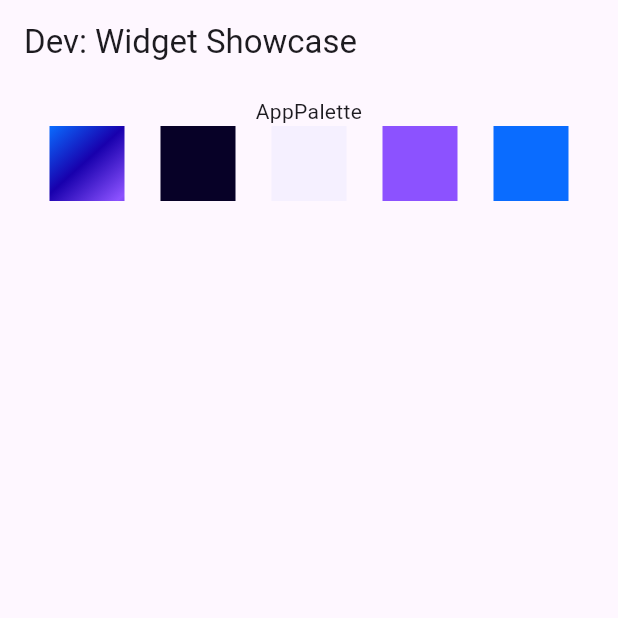
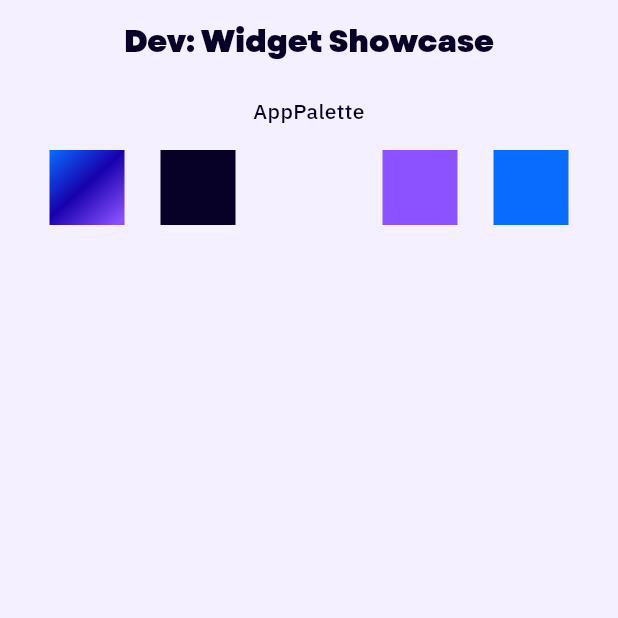
Before and after one commit to Sharkfin07/samudera, a Flutter app: the screen it shows after launch, on a phone screen of 412 x 824 dp, the top half of it. Run offline on Flutter 3.47's test engine with Material 3 defaults, Android fonts, the phone set to English and light mode, and no system bars; our stand-ins replace dio, flutter_dotenv; project files that could hold a hidden picture were left out.

Commit message:
feat: Scaffold AppTheme for application

```diff
--- a/lib/main.dart
+++ b/lib/main.dart
@@ -1,5 +1,6 @@
 import 'package:flutter/material.dart';
 import 'package:samudera/presentation/dev/widget_showcase.dart';
+import 'package:samudera/presentation/theme/app_theme.dart';
 
 import './core/config/env_config.dart';
 
@@ -13,6 +14,11 @@ class MainApp extends StatelessWidget {
 
   @override
   Widget build(BuildContext context) {
-    return const MaterialApp(home: WidgetShowcaseScreen());
+    return MaterialApp(
+      theme: AppTheme.light,
+      darkTheme: AppTheme.dark,
+      themeMode: ThemeMode.system,
+      home: WidgetShowcaseScreen(),
+    );
   }
 }
--- a/lib/presentation/dev/widget_showcase.dart
+++ b/lib/presentation/dev/widget_showcase.dart
@@ -15,6 +15,7 @@ class WidgetShowcaseScreen extends StatelessWidget {
           children: [
             SizedBox(width: double.infinity),
             Text("AppPalette", textAlign: TextAlign.center),
+            SizedBox(height: 16),
             Row(
               spacing: 24,
               mainAxisAlignment: MainAxisAlignment.center,
--- /dev/null
+++ b/lib/presentation/theme/app_theme.dart
@@ -0,0 +1,374 @@
+import 'package:flutter/material.dart';
+import 'package:samudera/presentation/theme/app_palette.dart';
+
+class AppTheme {
+  // * Font Families
+  static const String fontHeading = 'Garet';
+  static const String fontBody = 'IBMPlexSans';
+
+  // * Light Theme
+  static ThemeData get light => ThemeData(
+    useMaterial3: true,
+    brightness: Brightness.light,
+    primaryColor: AppPalette.vividBlue,
+    scaffoldBackgroundColor: AppPalette.lightIndigo,
+    colorScheme: ColorScheme.light(
+      primary: AppPalette.vividBlue,
+      secondary: AppPalette.purple,
+      tertiary: AppPalette.vividIndigo,
+      surface: Colors.white,
+      onPrimary: Colors.white,
+      onSecondary: Colors.white,
+      onSurface: AppPalette.darkIndigo,
+    ),
+    fontFamily: fontBody,
+    textTheme: _textTheme(AppPalette.darkIndigo),
+    appBarTheme: AppBarTheme(
+      backgroundColor: Colors.transparent,
+      elevation: 0,
+      centerTitle: true,
+      titleTextStyle: TextStyle(
+        fontFamily: fontHeading,
+        fontWeight: FontWeight.w900,
+        fontSize: 20,
+        color: AppPalette.darkIndigo,
+      ),
+      iconTheme: IconThemeData(color: AppPalette.darkIndigo),
+    ),
+    cardTheme: CardThemeData(
+      color: Colors.white,
+      elevation: 2,
+      shadowColor: AppPalette.vividIndigo.withValues(alpha: 0.1),
+      shape: RoundedRectangleBorder(borderRadius: BorderRadius.circular(16)),
+    ),
+    elevatedButtonTheme: ElevatedButtonThemeData(
+      style: ElevatedButton.styleFrom(
+        backgroundColor: AppPalette.vividBlue,
+        foregroundColor: Colors.white,
+        elevation: 0,
+        padding: const EdgeInsets.symmetric(horizontal: 24, vertical: 14),
+        shape: RoundedRectangleBorder(borderRadius: BorderRadius.circular(12)),
+        textStyle: const TextStyle(
+          fontFamily: fontBody,
+          fontWeight: FontWeight.w600,
+          fontSize: 16,
+        ),
+      ),
+    ),
+    outlinedButtonTheme: OutlinedButtonThemeData(
+      style: OutlinedButton.styleFrom(
+        foregroundColor: AppPalette.vividBlue,
+        side: BorderSide(color: AppPalette.vividBlue, width: 1.5),
+        padding: const EdgeInsets.symmetric(horizontal: 24, vertical: 14),
+        shape: RoundedRectangleBorder(borderRadius: BorderRadius.circular(12)),
+        textStyle: const TextStyle(
+          fontFamily: fontBody,
+          fontWeight: FontWeight.w600,
+          fontSize: 16,
+        ),
+      ),
+    ),
+    textButtonTheme: TextButtonThemeData(
+      style: TextButton.styleFrom(
+        foregroundColor: AppPalette.vividBlue,
+        textStyle: const TextStyle(
+          fontFamily: fontBody,
+          fontWeight: FontWeight.w600,
+          fontSize: 14,
+        ),
+      ),
+    ),
+    inputDecorationTheme: InputDecorationTheme(
+      filled: true,
+      fillColor: Colors.white,
+      contentPadding: const EdgeInsets.symmetric(horizontal: 16, vertical: 14),
+      border: OutlineInputBorder(
+        borderRadius: BorderRadius.circular(12),
+        borderSide: BorderSide.none,
+      ),
+      enabledBorder: OutlineInputBorder(
+        borderRadius: BorderRadius.circular(12),
+        borderSide: BorderSide(color: Colors.grey.shade200),
+      ),
+      focusedBorder: OutlineInputBorder(
+        borderRadius: BorderRadius.circular(12),
+        borderSide: BorderSide(color: AppPalette.vividBlue, width: 2),
+      ),
+      hintStyle: TextStyle(
+        fontFamily: fontBody,
+        color: Colors.grey.shade400,
+        fontWeight: FontWeight.w400,
+      ),
+    ),
+    bottomNavigationBarTheme: BottomNavigationBarThemeData(
+      backgroundColor: Colors.white,
+      selectedItemColor: AppPalette.vividBlue,
+      unselectedItemColor: Colors.grey.shade400,
+      selectedLabelStyle: const TextStyle(
+        fontFamily: fontBody,
+        fontWeight: FontWeight.w600,
+        fontSize: 12,
+      ),
+      unselectedLabelStyle: const TextStyle(
+        fontFamily: fontBody,
+        fontWeight: FontWeight.w400,
+        fontSize: 12,
+      ),
+      type: BottomNavigationBarType.fixed,
+      elevation: 8,
+    ),
+    chipTheme: ChipThemeData(
+      backgroundColor: AppPalette.lightIndigo,
+      selectedColor: AppPalette.vividBlue,
+      labelStyle: TextStyle(
+        fontFamily: fontBody,
+        fontWeight: FontWeight.w500,
+        color: AppPalette.darkIndigo,
+      ),
+      secondaryLabelStyle: const TextStyle(
+        fontFamily: fontBody,
+        fontWeight: FontWeight.w500,
+        color: Colors.white,
+      ),
+      padding: const EdgeInsets.symmetric(horizontal: 12, vertical: 8),
+      shape: RoundedRectangleBorder(borderRadius: BorderRadius.circular(20)),
+    ),
+    dividerTheme: DividerThemeData(color: Colors.grey.shade200, thickness: 1),
+  );
+
+  // * Dark Theme
+  static ThemeData get dark => ThemeData(
+    useMaterial3: true,
+    brightness: Brightness.dark,
+    primaryColor: AppPalette.vividBlue,
+    scaffoldBackgroundColor: AppPalette.darkIndigo,
+    colorScheme: ColorScheme.dark(
+      primary: AppPalette.vividBlue,
+      secondary: AppPalette.purple,
+      tertiary: AppPalette.vividIndigo,
+      surface: const Color.fromARGB(255, 10, 8, 13),
+      onPrimary: Colors.white,
+      onSecondary: Colors.white,
+      onSurface: Colors.white,
+    ),
+    fontFamily: fontBody,
+    textTheme: _textTheme(Colors.white),
+    appBarTheme: const AppBarTheme(
+      backgroundColor: Colors.transparent,
+      elevation: 0,
+      centerTitle: true,
+      titleTextStyle: TextStyle(
+        fontFamily: fontHeading,
+        fontWeight: FontWeight.w900,
+        fontSize: 20,
+        color: Colors.white,
+      ),
+      iconTheme: IconThemeData(color: Colors.white),
+    ),
+    cardTheme: CardThemeData(
+      color: const Color(0xFF1A1035),
+      elevation: 4,
+      shadowColor: Colors.black.withValues(alpha: 0.3),
+      shape: RoundedRectangleBorder(borderRadius: BorderRadius.circular(16)),
+    ),
+    elevatedButtonTheme: ElevatedButtonThemeData(
+      style: ElevatedButton.styleFrom(
+        backgroundColor: AppPalette.vividBlue,
+        foregroundColor: Colors.white,
+        elevation: 0,
+        padding: const EdgeInsets.symmetric(horizontal: 24, vertical: 14),
+        shape: RoundedRectangleBorder(borderRadius: BorderRadius.circular(12)),
+        textStyle: const TextStyle(
+          fontFamily: fontBody,
+          fontWeight: FontWeight.w600,
+          fontSize: 16,
+        ),
+      ),
+    ),
+    outlinedButtonTheme: OutlinedButtonThemeData(
+      style: OutlinedButton.styleFrom(
+        foregroundColor: AppPalette.vividBlue,
+        side: BorderSide(color: AppPalette.vividBlue, width: 1.5),
+        padding: const EdgeInsets.symmetric(horizontal: 24, vertical: 14),
+        shape: RoundedRectangleBorder(borderRadius: BorderRadius.circular(12)),
+        textStyle: const TextStyle(
+          fontFamily: fontBody,
+          fontWeight: FontWeight.w600,
+          fontSize: 16,
+        ),
+      ),
+    ),
+    textButtonTheme: TextButtonThemeData(
+      style: TextButton.styleFrom(
+        foregroundColor: AppPalette.vividBlue,
+        textStyle: const TextStyle(
+          fontFamily: fontBody,
+          fontWeight: FontWeight.w600,
+          fontSize: 14,
+        ),
+      ),
+    ),
+    inputDecorationTheme: InputDecorationTheme(
+      filled: true,
+      fillColor: const Color(0xFF1A1035),
+      contentPadding: const EdgeInsets.symmetric(horizontal: 16, vertical: 14),
+      border: OutlineInputBorder(
+        borderRadius: BorderRadius.circular(12),
+        borderSide: BorderSide.none,
+      ),
+      enabledBorder: OutlineInputBorder(
+        borderRadius: BorderRadius.circular(12),
+        borderSide: BorderSide(color: Colors.white.withValues(alpha: 0.1)),
+      ),
+      focusedBorder: OutlineInputBorder(
+        borderRadius: BorderRadius.circular(12),
+        borderSide: BorderSide(color: AppPalette.vividBlue, width: 2),
+      ),
+      hintStyle: TextStyle(
+        fontFamily: fontBody,
+        color: Colors.white.withValues(alpha: 0.4),
+        fontWeight: FontWeight.w400,
+      ),
+    ),
+    bottomNavigationBarTheme: BottomNavigationBarThemeData(
+      backgroundColor: const Color(0xFF1A1035),
+      selectedItemColor: AppPalette.vividBlue,
+      unselectedItemColor: Colors.white.withValues(alpha: 0.4),
+      selectedLabelStyle: const TextStyle(
+        fontFamily: fontBody,
+        fontWeight: FontWeight.w600,
+        fontSize: 12,
+      ),
+      unselectedLabelStyle: const TextStyle(
+        fontFamily: fontBody,
+        fontWeight: FontWeight.w400,
+        fontSize: 12,
+      ),
+      type: BottomNavigationBarType.fixed,
+      elevation: 8,
+    ),
+    chipTheme: ChipThemeData(
+      backgroundColor: const Color(0xFF1A1035),
+      selectedColor: AppPalette.vividBlue,
+      labelStyle: const TextStyle(
+        fontFamily: fontBody,
+        fontWeight: FontWeight.w500,
+        color: Colors.white,
+      ),
+      secondaryLabelStyle: const TextStyle(
+        fontFamily: fontBody,
+        fontWeight: FontWeight.w500,
+        color: Colors.white,
+      ),
+      padding: const EdgeInsets.symmetric(horizontal: 12, vertical: 8),
+      shape: RoundedRectangleBorder(borderRadius: BorderRadius.circular(20)),
+    ),
+    dividerTheme: DividerThemeData(
+      color: Colors.white.withValues(alpha: 0.1),
+      thickness: 1,
+    ),
+  );
+
+  // * Text Theme (shared structure, different colors)
+  static TextTheme _textTheme(Color textColor) => TextTheme(
+    // Display styles - Garet Heavy
+    displayLarge: TextStyle(
+      fontFamily: fontHeading,
+      fontWeight: FontWeight.w900,
+      fontSize: 57,
+      color: textColor,
+    ),
+    displayMedium: TextStyle(
+      fontFamily: fontHeading,
+      fontWeight: FontWeight.w900,
+      fontSize: 45,
+      color: textColor,
+    ),
+    displaySmall: TextStyle(
+      fontFamily: fontHeading,
+      fontWeight: FontWeight.w900,
+      fontSize: 36,
+      color: textColor,
+    ),
+
+    // Headline styles - Garet Heavy
+    headlineLarge: TextStyle(
+      fontFamily: fontHeading,
+      fontWeight: FontWeight.w900,
+      fontSize: 32,
+      color: textColor,
+    ),
+    headlineMedium: TextStyle(
+      fontFamily: fontHeading,
+      fontWeight: FontWeight.w900,
+      fontSize: 28,
+      color: textColor,
+    ),
+    headlineSmall: TextStyle(
+      fontFamily: fontHeading,
+      fontWeight: FontWeight.w900,
+      fontSize: 24,
+      color: textColor,
+    ),
+
+    // Title styles - IBMPlexSans SemiBold/Medium
+    titleLarge: TextStyle(
+      fontFamily: fontBody,
+      fontWeight: FontWeight.w600,
+      fontSize: 22,
+      color: textColor,
+    ),
+    titleMedium: TextStyle(
+      fontFamily: fontBody,
+      fontWeight: FontWeight.w600,
+      fontSize: 16,
+      color: textColor,
+    ),
+    titleSmall: TextStyle(
+      fontFamily: fontBody,
+      fontWeight: FontWeight.w500,
+      fontSize: 14,
+      color: textColor,
+    ),
+
+    // Body styles - IBMPlexSans Regular/Medium
+    bodyLarge: TextStyle(
+      fontFamily: fontBody,
+      fontWeight: FontWeight.w400,
+      fontSize: 16,
+      color: textColor,
+    ),
+    bodyMedium: TextStyle(
+      fontFamily: fontBody,
+      fontWeight: FontWeight.w400,
+      fontSize: 14,
+      color: textColor,
+    ),
+    bodySmall: TextStyle(
+      fontFamily: fontBody,
+      fontWeight: FontWeight.w400,
+      fontSize: 12,
+      color: textColor.withValues(alpha: 0.7),
+    ),
+
+    // Label styles - IBMPlexSans Medium
+    labelLarge: TextStyle(
+      fontFamily: fontBody,
+      fontWeight: FontWeight.w500,
+      fontSize: 14,
+      color: textColor,
+    ),
+    labelMedium: TextStyle(
+      fontFamily: fontBody,
+      fontWeight: FontWeight.w500,
+      fontSize: 12,
+      color: textColor,
+    ),
+    labelSmall: TextStyle(
+      fontFamily: fontBody,
+      fontWeight: FontWeight.w500,
+      fontSize: 11,
+      color: textColor.withValues(alpha: 0.7),
+    ),
+  );
+}
```
